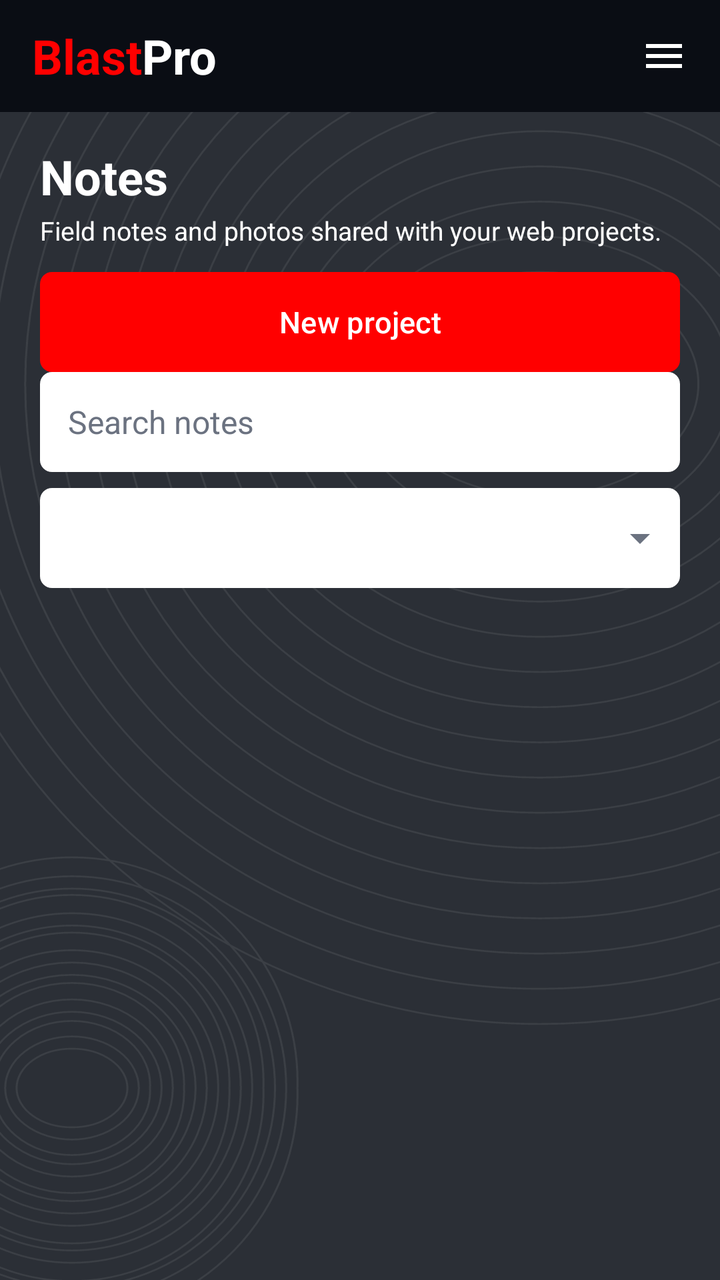
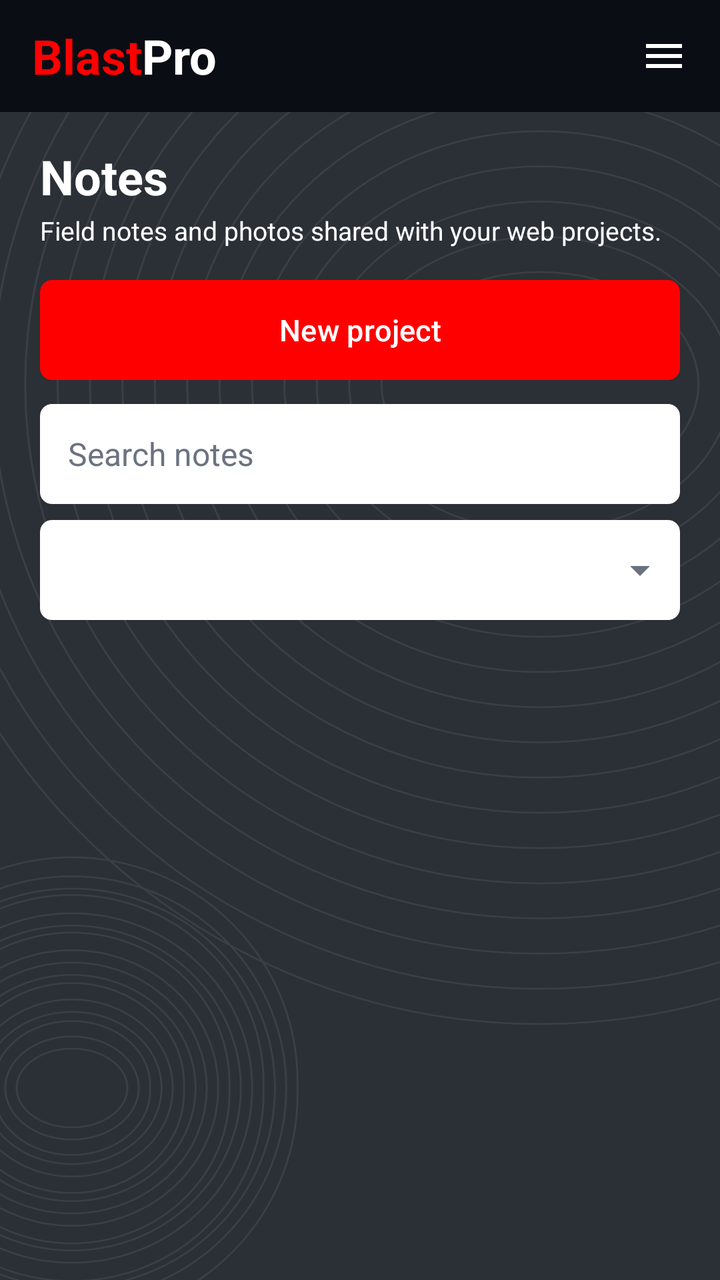

The first picture is an Android layout as it rendered before a commit; the second is the same layout after the commit. The layout source and the unified diff follow.
<!-- AndroidManifest.xml: application theme Theme.BlastProMobile -->
<!-- res/layout/fragment_notes.xml -->
<?xml version="1.0" encoding="utf-8"?>
<LinearLayout xmlns:android="http://schemas.android.com/apk/res/android"
    xmlns:app="http://schemas.android.com/apk/res-auto"
    xmlns:tools="http://schemas.android.com/tools"
    android:layout_width="match_parent"
    android:layout_height="match_parent"
    android:background="@drawable/bg_screen"
    android:orientation="vertical"
    tools:ignore="HardcodedText">

    <include layout="@layout/view_top_bar_menu" />

    <LinearLayout
        android:layout_width="match_parent"
        android:layout_height="0dp"
        android:layout_weight="1"
        android:orientation="vertical"
        android:paddingHorizontal="20dp"
        android:paddingTop="16dp">

        <TextView
            style="@style/BlastPro.Heading"
            android:layout_width="wrap_content"
            android:layout_height="wrap_content"
            android:text="Notes" />

        <TextView
            style="@style/BlastPro.Subtitle"
            android:layout_width="wrap_content"
            android:layout_height="wrap_content"
            android:layout_marginTop="2dp"
            android:layout_marginBottom="12dp"
            android:text="Field notes and photos shared with your web projects." />

        <com.google.android.material.button.MaterialButton
            android:id="@+id/btn_create_project"
            style="@style/BlastPro.Button"
            android:layout_width="match_parent"
            android:layout_height="wrap_content"
            android:text="New project" />

        <EditText
            android:id="@+id/edit_search"
            style="@style/BlastPro.Field"
            android:layout_width="match_parent"
            android:layout_height="wrap_content"
            android:hint="Search notes"
            android:importantForAutofill="no"
            android:inputType="text"
            android:maxLines="1" />

        <Spinner
            android:id="@+id/spinner_project_filter"
            style="@style/BlastPro.Spinner"
            android:layout_width="match_parent"
            android:layout_height="50dp"
            android:layout_marginTop="8dp"
            android:theme="@style/ThemeOverlay.BlastPro.Spinner" />

        <FrameLayout
            android:layout_width="match_parent"
            android:layout_height="0dp"
            android:layout_marginTop="12dp"
            android:layout_weight="1">

            <androidx.recyclerview.widget.RecyclerView
                android:id="@+id/recycler_notes"
                android:layout_width="match_parent"
                android:layout_height="match_parent"
                android:clipToPadding="false"
                android:paddingBottom="16dp"
                android:scrollbars="none"
                tools:listitem="@layout/item_note" />

            <LinearLayout
                android:id="@+id/empty_notes"
                android:layout_width="match_parent"
                android:layout_height="wrap_content"
                android:layout_marginTop="48dp"
                android:gravity="center_horizontal"
                android:orientation="vertical"
                android:visibility="gone"
                tools:visibility="visible">

                <TextView
                    android:layout_width="wrap_content"
                    android:layout_height="wrap_content"
                    android:text="No notes yet"
                    android:textColor="@color/white"
                    android:textSize="20sp"
                    android:textStyle="bold" />

                <TextView
                    style="@style/BlastPro.Body"
                    android:layout_width="wrap_content"
                    android:layout_height="wrap_content"
                    android:layout_marginTop="4dp"
                    android:text="Tap the + button to capture your first field note." />
            </LinearLayout>
        </FrameLayout>
    </LinearLayout>
</LinearLayout>
<!-- res/layout/view_top_bar_menu.xml (included above) -->
<?xml version="1.0" encoding="utf-8"?>
<FrameLayout xmlns:android="http://schemas.android.com/apk/res/android"
    xmlns:app="http://schemas.android.com/apk/res-auto"
    xmlns:tools="http://schemas.android.com/tools"
    android:layout_width="match_parent"
    android:layout_height="56dp"
    android:background="@color/top_bar_bg"
    tools:ignore="HardcodedText">

    <include
        layout="@layout/view_logo"
        android:layout_width="wrap_content"
        android:layout_height="wrap_content"
        android:layout_gravity="center_vertical|start"
        android:layout_marginStart="16dp" />

    <ImageButton
        android:id="@+id/btn_menu"
        android:layout_width="48dp"
        android:layout_height="48dp"
        android:layout_gravity="center_vertical|end"
        android:layout_marginEnd="4dp"
        android:background="?attr/selectableItemBackgroundBorderless"
        android:contentDescription="Menu"
        android:src="@drawable/ic_menu"
        app:tint="@color/white" />
</FrameLayout>
<!-- res/layout/item_note.xml (included above) -->
<?xml version="1.0" encoding="utf-8"?>
<LinearLayout xmlns:android="http://schemas.android.com/apk/res/android"
    xmlns:app="http://schemas.android.com/apk/res-auto"
    xmlns:tools="http://schemas.android.com/tools"
    android:id="@+id/card_note_root"
    android:layout_width="match_parent"
    android:layout_height="wrap_content"
    android:layout_marginBottom="10dp"
    android:background="@drawable/bg_card"
    android:clickable="true"
    android:focusable="true"
    android:foreground="?attr/selectableItemBackground"
    android:orientation="vertical"
    android:padding="16dp"
    tools:ignore="HardcodedText">

    <LinearLayout
        android:layout_width="match_parent"
        android:layout_height="wrap_content"
        android:gravity="center_vertical"
        android:orientation="horizontal">

        <TextView
            android:id="@+id/note_title"
            android:layout_width="0dp"
            android:layout_height="wrap_content"
            android:layout_marginEnd="8dp"
            android:layout_weight="1"
            android:ellipsize="end"
            android:maxLines="1"
            android:text="Note title"
            android:textColor="@color/ink_dark"
            android:textSize="17sp"
            android:textStyle="bold" />

        <TextView
            android:id="@+id/note_chip"
            style="@style/BlastPro.Chip"
            android:layout_width="wrap_content"
            android:layout_height="wrap_content"
            android:backgroundTint="@color/status_green"
            android:text="Saved" />
    </LinearLayout>

    <TextView
        android:id="@+id/note_preview"
        android:layout_width="match_parent"
        android:layout_height="wrap_content"
        android:layout_marginTop="4dp"
        android:ellipsize="end"
        android:maxLines="2"
        android:text="Note preview"
        android:textColor="@color/ink_muted"
        android:textSize="14sp" />

    <LinearLayout
        android:layout_width="match_parent"
        android:layout_height="wrap_content"
        android:layout_marginTop="8dp"
        android:gravity="center_vertical"
        android:orientation="horizontal">

        <TextView
            android:id="@+id/note_date"
            android:layout_width="0dp"
            android:layout_height="wrap_content"
            android:layout_weight="1"
            android:text="Jan 1, 2026"
            android:textColor="@color/ink_muted"
            android:textSize="12sp" />

        <TextView
            android:id="@+id/note_project"
            android:layout_width="0dp"
            android:layout_height="wrap_content"
            android:layout_weight="1"
            android:gravity="center"
            android:text="No project"
            android:textColor="@color/ink_muted"
            android:textSize="12sp" />

        <LinearLayout
            android:layout_width="0dp"
            android:layout_height="wrap_content"
            android:layout_weight="1"
            android:gravity="center_vertical|end"
            android:orientation="horizontal">

            <ImageView
                android:id="@+id/note_photo_icon"
                android:layout_width="18dp"
                android:layout_height="18dp"
                android:contentDescription="Photos"
                android:src="@drawable/ic_image"
                app:tint="@color/ink_muted" />

            <TextView
                android:id="@+id/note_photo_count"
                android:layout_width="wrap_content"
                android:layout_height="wrap_content"
                android:layout_marginStart="4dp"
                android:text="0"
                android:textColor="@color/ink_muted"
                android:textSize="12sp" />
        </LinearLayout>
    </LinearLayout>
</LinearLayout>
<!-- res/layout/view_logo.xml (included above) -->
<?xml version="1.0" encoding="utf-8"?>
<LinearLayout xmlns:android="http://schemas.android.com/apk/res/android"
    xmlns:tools="http://schemas.android.com/tools"
    android:layout_width="wrap_content"
    android:layout_height="wrap_content"
    android:orientation="horizontal"
    tools:ignore="HardcodedText">

    <TextView
        android:layout_width="wrap_content"
        android:layout_height="wrap_content"
        android:text="Blast"
        android:textColor="@color/blast_red"
        android:textSize="24sp"
        android:textStyle="bold" />

    <TextView
        android:layout_width="wrap_content"
        android:layout_height="wrap_content"
        android:text="Pro"
        android:textColor="@color/white"
        android:textSize="24sp"
        android:textStyle="bold" />
</LinearLayout>
<!-- resources referenced by this layout -->
<resources>
  <color name="blast_red">#FFFF0000</color>
  <color name="ink_dark">#FF111827</color>
  <color name="ink_muted">#FF6B7280</color>
  <color name="status_green">#FF10B981</color>
  <color name="top_bar_bg">#FF0A0D14</color>
  <color name="white">#FFFFFFFF</color>
  <!-- drawable bg_card (drawable) -->
  <?xml version="1.0" encoding="utf-8"?>
  <shape xmlns:android="http://schemas.android.com/apk/res/android">
      <solid android:color="@color/white" />
      <corners android:radius="8dp" />
  </shape>
  <!-- drawable bg_screen (drawable) -->
  <?xml version="1.0" encoding="utf-8"?>
  <layer-list xmlns:android="http://schemas.android.com/apk/res/android">
      <item>
          <shape>
              <solid android:color="@color/screen_bg" />
          </shape>
      </item>
      <item android:drawable="@drawable/contour_lines" />
  </layer-list>
  <!-- drawable ic_menu (drawable) -->
  <?xml version="1.0" encoding="utf-8"?>
  <vector xmlns:android="http://schemas.android.com/apk/res/android"
      android:width="24dp"
      android:height="24dp"
      android:viewportWidth="24"
      android:viewportHeight="24">
      <path
          android:fillColor="#FFFFFFFF"
          android:pathData="M3,18h18v-2L3,16v2zM3,13h18v-2L3,11v2zM3,6v2h18L21,6L3,6z" />
  </vector>
  <style name="BlastPro.Body" parent="">
          <item name="android:textColor">@color/white</item>
          <item name="android:textSize">14sp</item>
      </style>
  <style name="BlastPro.Heading" parent="">
          <item name="android:textColor">@color/white</item>
          <item name="android:textSize">24sp</item>
          <item name="android:textStyle">bold</item>
      </style>
  <style name="BlastPro.Spinner" parent="Widget.AppCompat.Spinner">
          <item name="android:background">@drawable/bg_field_dropdown</item>
          <item name="android:popupBackground">@color/white</item>
          <item name="android:paddingLeft">6dp</item>
          <item name="android:paddingRight">40dp</item>
      </style>
  <style name="BlastPro.Subtitle" parent="">
          <item name="android:textColor">@color/white</item>
          <item name="android:textSize">13sp</item>
      </style>
  <style name="ThemeOverlay.BlastPro.Spinner" parent="ThemeOverlay.Material3.Light">
          <item name="android:textColorPrimary">@color/ink_dark</item>
          <item name="android:textColorSecondary">@color/ink_dark</item>
          <item name="android:colorBackground">@color/white</item>
          <item name="colorOnSurface">@color/ink_dark</item>
      </style>
  <style name="Theme.BlastProMobile" parent="Theme.Material3.Dark.NoActionBar">
          <item name="colorPrimary">@color/blast_red</item>
          <item name="colorOnPrimary">@color/white</item>
          <item name="android:windowBackground">@color/screen_bg</item>
          <item name="android:statusBarColor">@android:color/transparent</item>
          <item name="android:navigationBarColor">@android:color/transparent</item>
      </style>
  <color name="screen_bg">#FF2B2F36</color>
  <!-- drawable bg_chip (drawable) -->
  <?xml version="1.0" encoding="utf-8"?>
  <shape xmlns:android="http://schemas.android.com/apk/res/android">
      <solid android:color="@color/status_grey" />
      <corners android:radius="12dp" />
  </shape>
  <!-- drawable bg_field (drawable) -->
  <?xml version="1.0" encoding="utf-8"?>
  <shape xmlns:android="http://schemas.android.com/apk/res/android">
      <solid android:color="@color/white" />
      <corners android:radius="6dp" />
  </shape>
  <color name="status_grey">#FF6B7280</color>
  <!-- drawable ic_arrow_drop_down (drawable) -->
  <?xml version="1.0" encoding="utf-8"?>
  <vector xmlns:android="http://schemas.android.com/apk/res/android"
      android:width="24dp"
      android:height="24dp"
      android:viewportWidth="24"
      android:viewportHeight="24">
      <path
          android:fillColor="@color/ink_muted"
          android:pathData="M7,10l5,5 5,-5z" />
  </vector>
  <!-- unchanged entries left out for length: 6 -->
</resources>

<!-- the commit's change to res/layout/fragment_notes.xml (unified diff, before → after) -->
@@ -29,7 +29,7 @@
             android:layout_width="wrap_content"
             android:layout_height="wrap_content"
             android:layout_marginTop="2dp"
-            android:layout_marginBottom="12dp"
+            android:layout_marginBottom="16dp"
             android:text="Field notes and photos shared with your web projects." />
 
         <com.google.android.material.button.MaterialButton
@@ -37,6 +37,7 @@
             style="@style/BlastPro.Button"
             android:layout_width="match_parent"
             android:layout_height="wrap_content"
+            android:layout_marginBottom="12dp"
             android:text="New project" />
 
         <EditText
@@ -60,7 +61,7 @@
         <FrameLayout
             android:layout_width="match_parent"
             android:layout_height="0dp"
-            android:layout_marginTop="12dp"
+            android:layout_marginTop="16dp"
             android:layout_weight="1">
 
             <androidx.recyclerview.widget.RecyclerView
@@ -136,13 +137,14 @@
     android:id="@+id/card_note_root"
     android:layout_width="match_parent"
     android:layout_height="wrap_content"
-    android:layout_marginBottom="10dp"
+    android:layout_marginBottom="12dp"
     android:background="@drawable/bg_card"
     android:clickable="true"
     android:focusable="true"
     android:foreground="?attr/selectableItemBackground"
     android:orientation="vertical"
-    android:padding="16dp"
+    android:paddingHorizontal="16dp"
+    android:paddingVertical="14dp"
     tools:ignore="HardcodedText">
 
     <LinearLayout
@@ -165,20 +167,21 @@
             android:textStyle="bold" />
 
         <TextView
-            android:id="@+id/note_chip"
-            style="@style/BlastPro.Chip"
-            android:layout_width="wrap_content"
-            android:layout_height="wrap_content"
-            android:backgroundTint="@color/status_green"
-            android:text="Saved" />
+            android:id="@+id/note_date"
+            android:layout_width="wrap_content"
+            android:layout_height="wrap_content"
+            android:text="Jan 1, 2026"
+            android:textColor="@color/ink_muted"
+            android:textSize="12sp" />
     </LinearLayout>
 
     <TextView
         android:id="@+id/note_preview"
         android:layout_width="match_parent"
         android:layout_height="wrap_content"
-        android:layout_marginTop="4dp"
+        android:layout_marginTop="6dp"
         android:ellipsize="end"
+        android:lineSpacingExtra="2dp"
         android:maxLines="2"
         android:text="Note preview"
         android:textColor="@color/ink_muted"
@@ -187,53 +190,39 @@
     <LinearLayout
         android:layout_width="match_parent"
         android:layout_height="wrap_content"
-        android:layout_marginTop="8dp"
+        android:layout_marginTop="12dp"
         android:gravity="center_vertical"
         android:orientation="horizontal">
 
         <TextView
-            android:id="@+id/note_date"
+            android:id="@+id/note_project"
+            style="@style/BlastPro.Chip"
             android:layout_width="0dp"
             android:layout_height="wrap_content"
+            android:layout_marginEnd="12dp"
             android:layout_weight="1"
-            android:text="Jan 1, 2026"
+            android:backgroundTint="@color/blast_red"
+            android:ellipsize="end"
+            android:maxLines="1"
+            android:text="No project"
+            android:textAllCaps="false" />
+
+        <ImageView
+            android:id="@+id/note_photo_icon"
+            android:layout_width="16dp"
+            android:layout_height="16dp"
+            android:contentDescription="Photos"
+            android:src="@drawable/ic_image"
+            app:tint="@color/ink_muted" />
+
+        <TextView
+            android:id="@+id/note_photo_count"
+            android:layout_width="wrap_content"
+            android:layout_height="wrap_content"
+            android:layout_marginStart="4dp"
+            android:text="0"
             android:textColor="@color/ink_muted"
             android:textSize="12sp" />
-
-        <TextView
-            android:id="@+id/note_project"
-            android:layout_width="0dp"
-            android:layout_height="wrap_content"
-            android:layout_weight="1"
-            android:gravity="center"
-            android:text="No project"
-            android:textColor="@color/ink_muted"
-            android:textSize="12sp" />
-
-        <LinearLayout
-            android:layout_width="0dp"
-            android:layout_height="wrap_content"
-            android:layout_weight="1"
-            android:gravity="center_vertical|end"
-            android:orientation="horizontal">
-
-            <ImageView
-                android:id="@+id/note_photo_icon"
-                android:layout_width="18dp"
-                android:layout_height="18dp"
-                android:contentDescription="Photos"
-                android:src="@drawable/ic_image"
-                app:tint="@color/ink_muted" />
-
-            <TextView
-                android:id="@+id/note_photo_count"
-                android:layout_width="wrap_content"
-                android:layout_height="wrap_content"
-                android:layout_marginStart="4dp"
-                android:text="0"
-                android:textColor="@color/ink_muted"
-                android:textSize="12sp" />
-        </LinearLayout>
     </LinearLayout>
 </LinearLayout>
 <!-- res/layout/view_logo.xml (included above) -->
<!-- resource entries referenced after the edit -->
@@ -3,7 +3,6 @@
   <color name="blast_red">#FFFF0000</color>
   <color name="ink_dark">#FF111827</color>
   <color name="ink_muted">#FF6B7280</color>
-  <color name="status_green">#FF10B981</color>
   <color name="top_bar_bg">#FF0A0D14</color>
   <color name="white">#FFFFFFFF</color>
   <!-- drawable bg_card (drawable) -->
